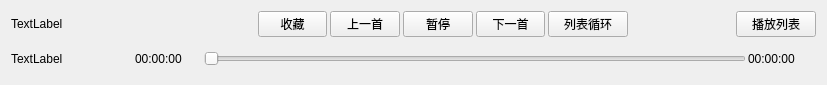
Qt form gui/music_ui.ui (zyzzzasdhjk/database_project) before a commit.
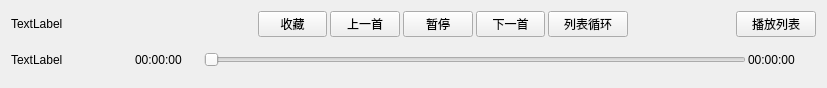
The same form after that commit.

Commit message: 11.21 向歌单界面添加了按钮以及传入列表事件

```diff
--- a/gui/music_ui.ui
+++ b/gui/music_ui.ui
@@ -7,7 +7,7 @@
     <x>0</x>
     <y>0</y>
     <width>827</width>
-    <height>85</height>
+    <height>88</height>
    </rect>
   </property>
   <property name="windowTitle">
```
The commit also changes 4 other files.
